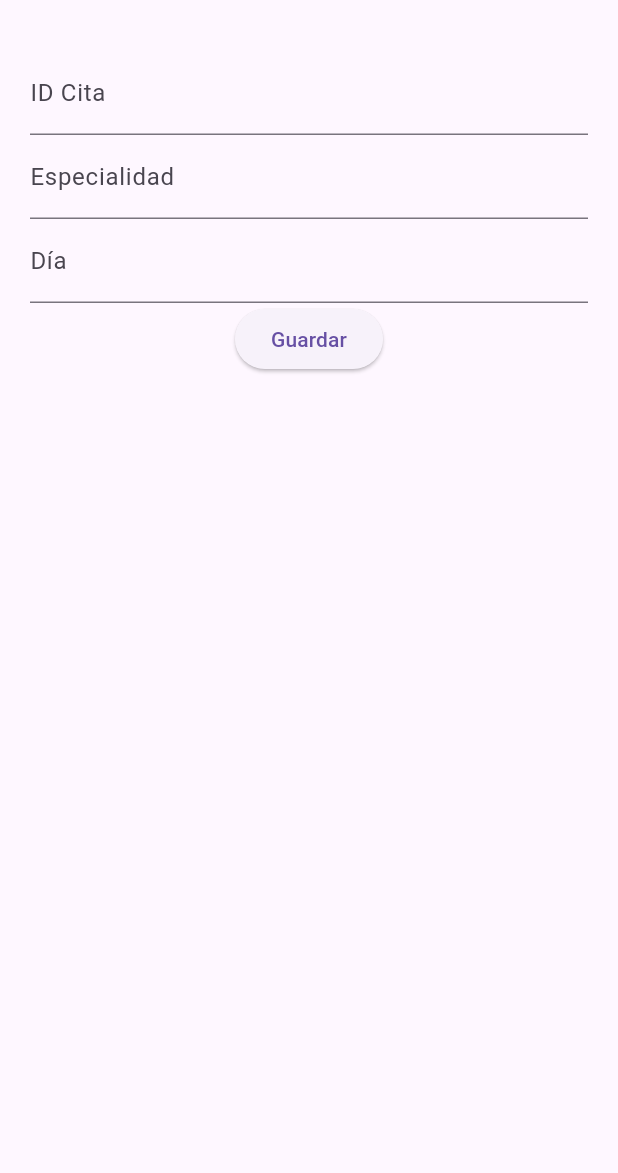
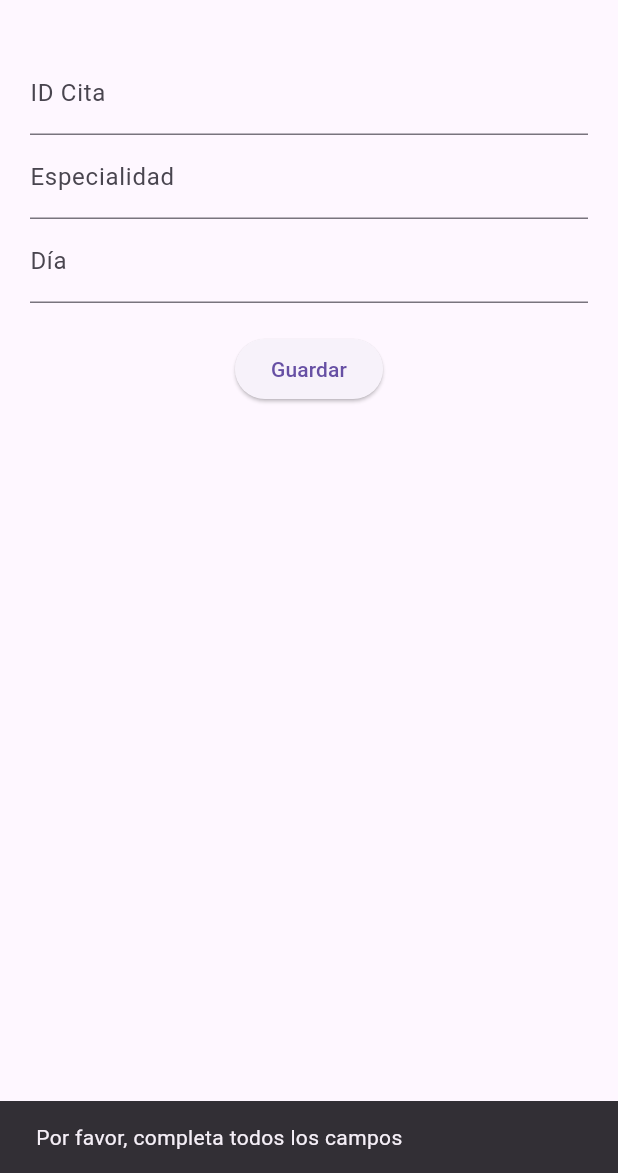
Before and after one commit to Henry3091/citas-medicas, a Flutter app: the Citas screen opened by its route, after a tap on "Guardar", on a phone screen of 412 x 824 dp, the part 63-1236 px from its top. Run offline on Flutter 3.47's test engine with Material 3 defaults, Android fonts, the phone set to English and light mode, and no system bars; our stand-ins replace cloud_firestore, firebase_auth, firebase_core; accounts and stored records are empty.

Commit message:
Actualizar login y registro con manejo de errores, agregar servicios y citas

```diff
--- a/lib/citas.dart
+++ b/lib/citas.dart
@@ -1,42 +1,94 @@
 import 'package:flutter/material.dart';
 import 'package:cloud_firestore/cloud_firestore.dart';
 
-class Citas extends StatelessWidget {
+class Citas extends StatefulWidget {
+  const Citas({super.key});
+
+  @override
+  State<Citas> createState() => _CitasState();
+}
+
+class _CitasState extends State<Citas> {
   final id = TextEditingController();
   final especialidad = TextEditingController();
   final dia = TextEditingController();
 
   @override
+  void dispose() {
+    id.dispose();
+    especialidad.dispose();
+    dia.dispose();
+    super.dispose();
+  }
+
+  void guardarCita() async {
+    if (id.text.isEmpty || especialidad.text.isEmpty || dia.text.isEmpty) {
+      if (!mounted) return;
+      ScaffoldMessenger.of(context).showSnackBar(
+        const SnackBar(content: Text('Por favor, completa todos los campos')),
+      );
+      return;
+    }
+
+    try {
+      await FirebaseFirestore.instance.collection('citas').add({
+        'id': id.text,
+        'especialidad': especialidad.text,
+        'dia': dia.text,
+      });
+
+      if (!mounted) return;
+      ScaffoldMessenger.of(context).showSnackBar(
+        const SnackBar(content: Text('Cita guardada correctamente')),
+      );
+
+      // Limpiar campos
+      id.clear();
+      especialidad.clear();
+      dia.clear();
+    } catch (e) {
+      if (!mounted) return;
+      ScaffoldMessenger.of(context).showSnackBar(
+        SnackBar(content: Text('Error al guardar: $e')),
+      );
+    }
+  }
+
+  @override
   Widget build(BuildContext context) {
     return Scaffold(
-      appBar: AppBar(title: Text('Citas')),
+      appBar: AppBar(title: const Text('Citas')),
       drawer: Drawer(
         child: ListView(
           children: [
-            DrawerHeader(child: Text('Menú')),
+            const DrawerHeader(child: Text('Menú')),
             ListTile(
-              title: Text('Servicios'),
+              title: const Text('Servicios'),
               onTap: () => Navigator.pushNamed(context, '/servicios'),
             ),
           ],
         ),
       ),
       body: Padding(
-        padding: EdgeInsets.all(20),
+        padding: const EdgeInsets.all(20),
         child: Column(
           children: [
-            TextField(controller: id, decoration: InputDecoration(labelText: 'ID Cita')),
-            TextField(controller: especialidad, decoration: InputDecoration(labelText: 'Especialidad')),
-            TextField(controller: dia, decoration: InputDecoration(labelText: 'Día')),
+            TextField(
+              controller: id,
+              decoration: const InputDecoration(labelText: 'ID Cita'),
+            ),
+            TextField(
+              controller: especialidad,
+              decoration: const InputDecoration(labelText: 'Especialidad'),
+            ),
+            TextField(
+              controller: dia,
+              decoration: const InputDecoration(labelText: 'Día'),
+            ),
+            const SizedBox(height: 20),
             ElevatedButton(
-              onPressed: () {
-                FirebaseFirestore.instance.collection('citas').add({
-                  'id': id.text,
-                  'especialidad': especialidad.text,
-                  'dia': dia.text,
-                });
-              },
-              child: Text('Guardar'),
+              onPressed: guardarCita,
+              child: const Text('Guardar'),
             ),
           ],
         ),
```
Also changed, not shown: lib/login.dart (+86 -17 lines), lib/main.dart (+8 -6 lines), lib/registro.dart (+80 -23 lines), lib/servicios.dart (+47 -14 lines), lib/welcome.dart (+8 -6 lines).
